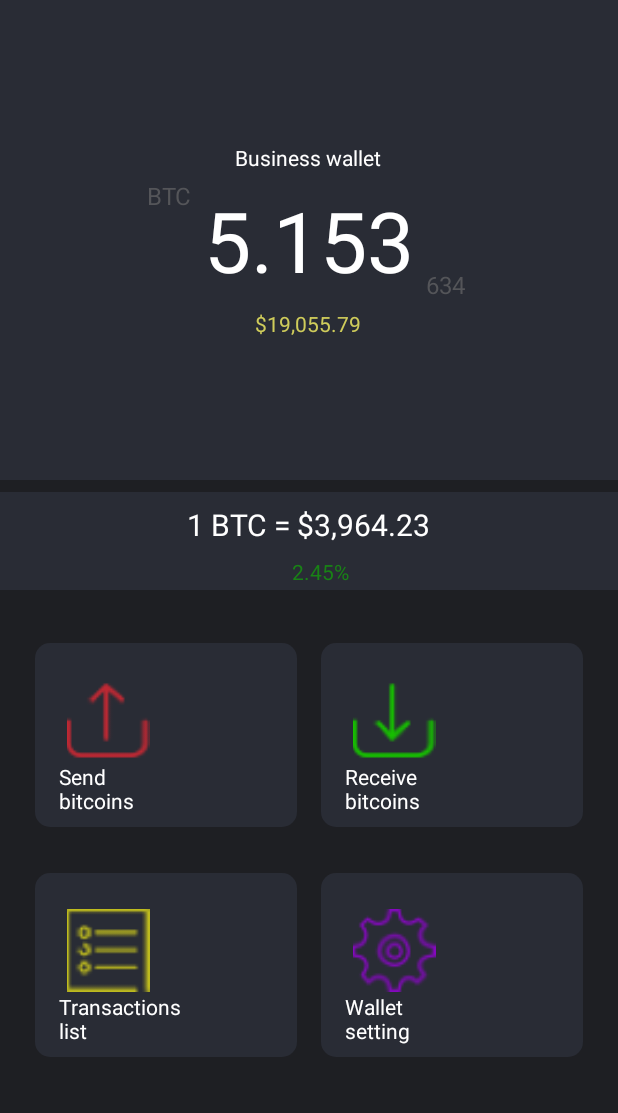
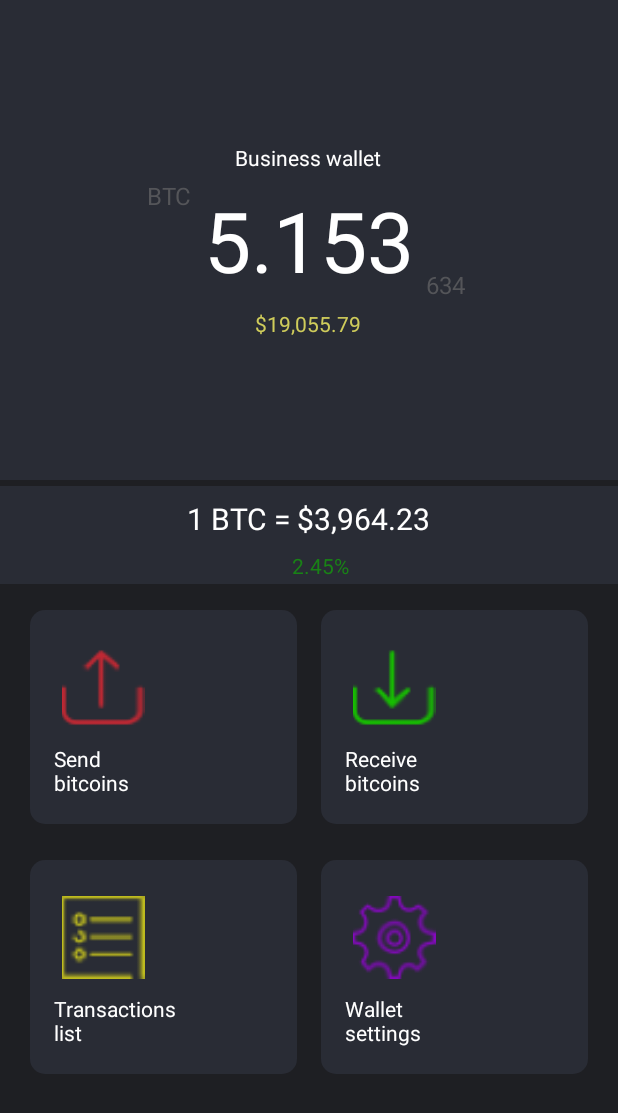
Before and after one commit to Cyned/BitWallet, an Android app: the Wallet screen opened directly, with no data from a screen before it, on a phone screen of 412 x 824 dp. Shown: the top 1113 px of the screen. Run offline under Robolectric (Android 15) with nearby library versions, the phone set to English and light mode, and no system bars.

Commit message:
fix menu items wallet style

```diff
--- a/app/src/main/res/layout/activity_wallet.xml
+++ b/app/src/main/res/layout/activity_wallet.xml
@@ -92,7 +92,7 @@
 			</android.support.constraint.ConstraintLayout>
 			<android.support.constraint.ConstraintLayout
 					android:layout_width="match_parent"
-					android:layout_height="wrap_content" android:layout_marginTop="8dp"
+					android:layout_height="wrap_content" android:layout_marginTop="4dp"
 					app:layout_constraintTop_toBottomOf="@+id/Status" app:layout_constraintStart_toStartOf="parent"
 					app:layout_constraintEnd_toEndOf="parent"
 					android:id="@+id/exchange"
@@ -161,21 +161,22 @@
 			<LinearLayout
 					android:orientation="vertical"
 					android:layout_width="match_parent"
-					android:layout_height="match_parent" android:id="@+id/control" android:layout_marginTop="20dp"
+					android:layout_height="match_parent" android:id="@+id/control" android:layout_marginTop="5dp"
 					android:layout_marginBottom="20dp">
 				<LinearLayout
 						android:orientation="horizontal"
 						android:layout_width="match_parent"
-						android:layout_height="match_parent" android:id="@+id/firstRow" android:padding="15dp"
-						android:baselineAligned="false">
+						android:layout_height="match_parent" android:id="@+id/firstRow"
+						android:baselineAligned="false"
+						android:padding="12dp">
 					<android.support.constraint.ConstraintLayout
 							android:layout_width="match_parent"
 							android:layout_height="match_parent"
 							android:layout_marginEnd="8dp"
-							android:layout_marginStart="8dp" android:id="@+id/send" android:padding="8dp"
+							android:layout_marginStart="8dp" android:id="@+id/send"
 							android:background="@drawable/round_menu_btn"
 							android:layout_weight="0.5"
-					>
+							android:padding="8dp">
 						<ImageView
 								android:layout_width="65dp"
 								android:layout_height="55dp"
@@ -198,7 +199,8 @@
 								app:layout_constraintTop_toBottomOf="@+id/sendPhoto" style="@style/CommonUse"
 								android:textSize="14sp"
 								app:layout_constraintVertical_bias="0.0" android:id="@+id/sendText"
-								app:layout_constraintHorizontal_bias="0.0"/>
+								app:layout_constraintHorizontal_bias="0.0" android:layout_marginBottom="10dp"
+								android:layout_marginTop="10dp"/>
 					</android.support.constraint.ConstraintLayout>
 					<android.support.constraint.ConstraintLayout
 							android:layout_width="match_parent"
@@ -231,13 +233,13 @@
 								app:layout_constraintTop_toBottomOf="@+id/receivePhoto" style="@style/CommonUse"
 								android:textSize="14sp" app:layout_constraintHorizontal_bias="0.0"
 								app:layout_constraintVertical_bias="0.0" android:id="@+id/receiveText"
-						/>
+								android:layout_marginBottom="10dp" android:layout_marginTop="10dp"/>
 					</android.support.constraint.ConstraintLayout>
 				</LinearLayout>
 				<LinearLayout
 						android:orientation="horizontal"
 						android:layout_width="match_parent"
-						android:layout_height="match_parent" android:id="@+id/secondRaw" android:padding="15dp"
+						android:layout_height="match_parent" android:id="@+id/secondRaw" android:padding="12dp"
 						android:baselineAligned="false">
 					<android.support.constraint.ConstraintLayout
 							android:layout_height="match_parent"
@@ -269,7 +271,8 @@
 								app:layout_constraintBottom_toBottomOf="parent"
 								app:layout_constraintTop_toBottomOf="@+id/transactionsPhoto" style="@style/CommonUse"
 								android:textSize="14sp" app:layout_constraintHorizontal_bias="0.0"
-								app:layout_constraintVertical_bias="0.0" android:id="@+id/transactionsText"/>
+								app:layout_constraintVertical_bias="0.0" android:id="@+id/transactionsText"
+								android:layout_marginBottom="10dp" android:layout_marginTop="10dp"/>
 					</android.support.constraint.ConstraintLayout>
 					<android.support.constraint.ConstraintLayout
 							android:layout_width="match_parent"
@@ -302,7 +305,8 @@
 								app:layout_constraintBottom_toBottomOf="parent"
 								app:layout_constraintTop_toBottomOf="@+id/infoPhoto" style="@style/CommonUse"
 								android:textSize="14sp" app:layout_constraintHorizontal_bias="0.0"
-								app:layout_constraintVertical_bias="0.0" android:id="@+id/infoText"/>
+								app:layout_constraintVertical_bias="0.0" android:id="@+id/infoText"
+								android:layout_marginBottom="10dp" android:layout_marginTop="10dp"/>
 					</android.support.constraint.ConstraintLayout>
 				</LinearLayout>
 			</LinearLayout>
--- a/app/src/main/res/values/wallet.xml
+++ b/app/src/main/res/values/wallet.xml
@@ -7,6 +7,6 @@
 	<string name="receiveBitcoin">Receive bitcoins</string>
 	<string name="sendBitcoin">Send bitcoins</string>
 	<string name="transactionsList">Transactions list</string>
-	<string name="info">Wallet setting</string>
+	<string name="info">Wallet settings</string>
 
 </resources>
```
